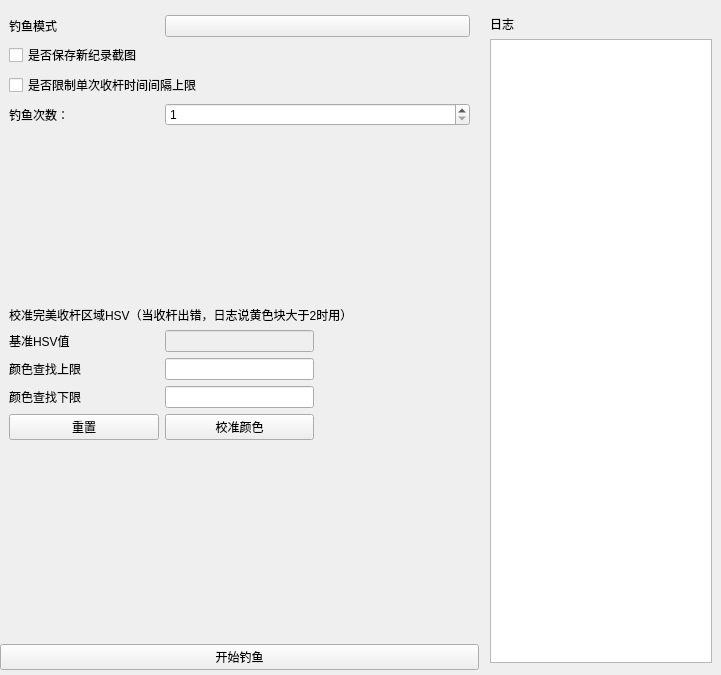
Above: app/ui/additional_features_interface.ui from LaoZhuJackson/SnowbreakAutoAssistant before the change. Below: the same form after it.
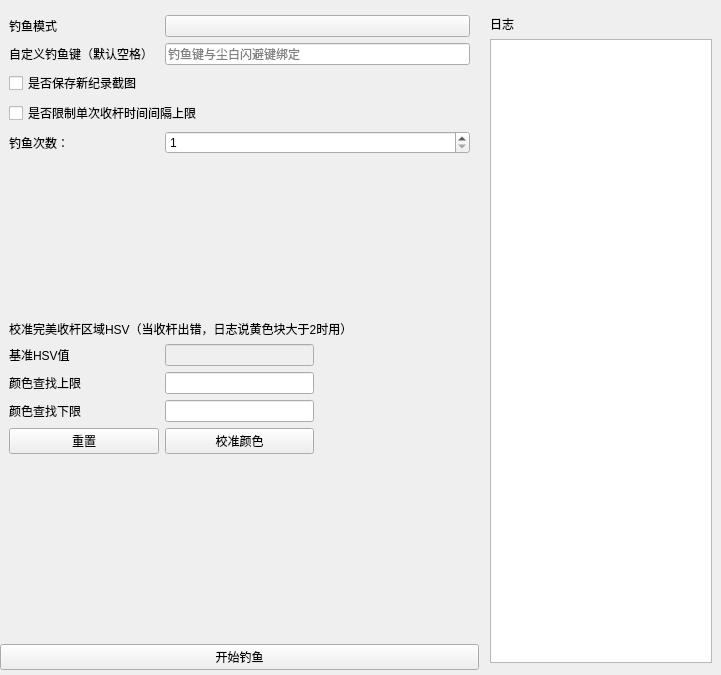
That is the form after the change. The open tabs and pages were chosen to show the change. Custom widgets are drawn as their Qt base class.

Commit message: 新增自定义钓鱼按键 #13

What changed in the file:
```diff
--- a/app/ui/additional_features_interface.ui
+++ b/app/ui/additional_features_interface.ui
@@ -74,10 +74,14 @@
        <item row="0" column="0">
         <widget class="SimpleCardWidget" name="SimpleCardWidget_fish">
          <layout class="QGridLayout" name="gridLayout_5" columnstretch="1,1,1">
-             <item row="8" column="1">
-                 <widget class="LineEdit" name="LineEdit_fish_lower"/>
+             <item row="10" column="1">
+                 <widget class="PrimaryPushButton" name="PrimaryPushButton_get_color">
+                     <property name="text">
+                         <string>校准颜色</string>
+                     </property>
+                 </widget>
              </item>
-             <item row="6" column="2" rowspan="4">
+             <item row="7" column="2" rowspan="4">
                  <widget class="PixmapLabel" name="PixmapLabel">
                      <property name="sizePolicy">
                          <sizepolicy hsizetype="Preferred" vsizetype="Preferred">
@@ -96,44 +100,7 @@
                      </property>
                  </widget>
              </item>
-             <item row="6" column="1">
-                 <widget class="LineEdit" name="LineEdit_fish_base">
-                     <property name="enabled">
-                         <bool>false</bool>
-            </property>
-           </widget>
-          </item>
-             <item row="9" column="0">
-                 <widget class="PushButton" name="PushButton_reset">
-                     <property name="text">
-                         <string>重置</string>
-            </property>
-           </widget>
-          </item>
-             <item row="10" column="1">
-                 <spacer name="verticalSpacer">
-            <property name="orientation">
-             <enum>Qt::Vertical</enum>
-            </property>
-            <property name="sizeHint" stdset="0">
-             <size>
-              <width>20</width>
-              <height>40</height>
-             </size>
-            </property>
-           </spacer>
-          </item>
-             <item row="1" column="0" colspan="3">
-                 <widget class="CheckBox" name="CheckBox_is_save_fish">
-                     <property name="text">
-                         <string>是否保存新纪录截图</string>
-            </property>
-                 </widget>
-             </item>
-             <item row="0" column="1" colspan="2">
-                 <widget class="ComboBox" name="ComboBox_fishing_mode"/>
-             </item>
-             <item row="11" column="0" colspan="3">
+             <item row="12" column="0" colspan="3">
                  <widget class="BodyLabel" name="BodyLabel_tip_fish">
                      <property name="text">
                          <string/>
@@ -146,58 +113,14 @@
                      </property>
                  </widget>
           </item>
-             <item row="9" column="1">
-                 <widget class="PrimaryPushButton" name="PrimaryPushButton_get_color">
-                     <property name="text">
-                         <string>校准颜色</string>
-                     </property>
-                 </widget>
-             </item>
-             <item row="7" column="1">
-                 <widget class="LineEdit" name="LineEdit_fish_upper"/>
-             </item>
-             <item row="3" column="0">
-                 <widget class="BodyLabel" name="BodyLabel">
-                     <property name="text">
-                         <string>钓鱼次数：</string>
-                     </property>
-                 </widget>
-             </item>
-             <item row="6" column="0">
-                 <widget class="BodyLabel" name="BodyLabel_5">
-                     <property name="text">
-                         <string>基准HSV值</string>
-                     </property>
-                 </widget>
-             </item>
-             <item row="8" column="0">
+             <item row="9" column="0">
                  <widget class="BodyLabel" name="BodyLabel_7">
                      <property name="text">
                          <string>颜色查找下限</string>
                      </property>
                  </widget>
              </item>
-             <item row="7" column="0">
-                 <widget class="BodyLabel" name="BodyLabel_6">
-                     <property name="text">
-                         <string>颜色查找上限</string>
-                     </property>
-                 </widget>
-             </item>
-             <item row="4" column="1">
-                 <spacer name="verticalSpacer_2">
-            <property name="orientation">
-             <enum>Qt::Vertical</enum>
-            </property>
-            <property name="sizeHint" stdset="0">
-             <size>
-              <width>20</width>
-              <height>40</height>
-             </size>
-            </property>
-           </spacer>
-          </item>
-             <item row="3" column="1" colspan="2">
+             <item row="4" column="1" colspan="2">
                  <widget class="SpinBox" name="SpinBox_fish_times">
                      <property name="minimum">
                          <number>1</number>
@@ -207,6 +130,56 @@
                      </property>
                  </widget>
              </item>
+             <item row="8" column="0">
+                 <widget class="BodyLabel" name="BodyLabel_6">
+                     <property name="text">
+                         <string>颜色查找上限</string>
+                     </property>
+                 </widget>
+             </item>
+             <item row="0" column="1" colspan="2">
+                 <widget class="ComboBox" name="ComboBox_fishing_mode"/>
+             </item>
+             <item row="7" column="1">
+                 <widget class="LineEdit" name="LineEdit_fish_base">
+                     <property name="enabled">
+                         <bool>false</bool>
+                     </property>
+                 </widget>
+             </item>
+             <item row="5" column="1">
+                 <spacer name="verticalSpacer_2">
+            <property name="orientation">
+             <enum>Qt::Vertical</enum>
+            </property>
+            <property name="sizeHint" stdset="0">
+             <size>
+              <width>20</width>
+              <height>40</height>
+             </size>
+            </property>
+           </spacer>
+          </item>
+             <item row="10" column="0">
+                 <widget class="PushButton" name="PushButton_reset">
+                     <property name="text">
+                         <string>重置</string>
+                     </property>
+                 </widget>
+             </item>
+             <item row="11" column="1">
+                 <spacer name="verticalSpacer">
+                     <property name="orientation">
+                         <enum>Qt::Vertical</enum>
+                     </property>
+                     <property name="sizeHint" stdset="0">
+                         <size>
+                             <width>20</width>
+                             <height>40</height>
+                         </size>
+                     </property>
+                 </spacer>
+             </item>
              <item row="0" column="0">
                  <widget class="BodyLabel" name="BodyLabel_2">
             <property name="text">
@@ -215,16 +188,57 @@
            </widget>
           </item>
              <item row="2" column="0" colspan="3">
-                 <widget class="CheckBox" name="CheckBox_is_limit_time">
+                 <widget class="CheckBox" name="CheckBox_is_save_fish">
             <property name="text">
-                <string>是否限制单次收杆时间间隔上限</string>
+                <string>是否保存新纪录截图</string>
             </property>
            </widget>
           </item>
-             <item row="5" column="0" colspan="3">
+             <item row="8" column="1">
+                 <widget class="LineEdit" name="LineEdit_fish_upper"/>
+             </item>
+             <item row="6" column="0" colspan="3">
                  <widget class="StrongBodyLabel" name="StrongBodyLabel">
             <property name="text">
                 <string>校准完美收杆区域HSV（当收杆出错，日志说黄色块大于2时用）</string>
+            </property>
+                 </widget>
+             </item>
+             <item row="7" column="0">
+                 <widget class="BodyLabel" name="BodyLabel_5">
+                     <property name="text">
+                         <string>基准HSV值</string>
+                     </property>
+                 </widget>
+             </item>
+             <item row="9" column="1">
+                 <widget class="LineEdit" name="LineEdit_fish_lower"/>
+             </item>
+             <item row="4" column="0">
+                 <widget class="BodyLabel" name="BodyLabel">
+                     <property name="text">
+                         <string>钓鱼次数：</string>
+                     </property>
+                 </widget>
+             </item>
+             <item row="3" column="0" colspan="3">
+                 <widget class="CheckBox" name="CheckBox_is_limit_time">
+                     <property name="text">
+                         <string>是否限制单次收杆时间间隔上限</string>
+                     </property>
+                 </widget>
+             </item>
+             <item row="1" column="0">
+                 <widget class="BodyLabel" name="BodyLabel_21">
+                     <property name="text">
+                         <string>自定义钓鱼键（默认空格）</string>
+                     </property>
+                 </widget>
+             </item>
+             <item row="1" column="1" colspan="2">
+                 <widget class="LineEdit" name="LineEdit_fish_key">
+                     <property name="placeholderText">
+                         <string>钓鱼键与尘白闪避键绑定</string>
             </property>
            </widget>
           </item>
```
Left out of the diff: 2 changed lines with no effect on the pictures. The commit also changes 8 other files.
